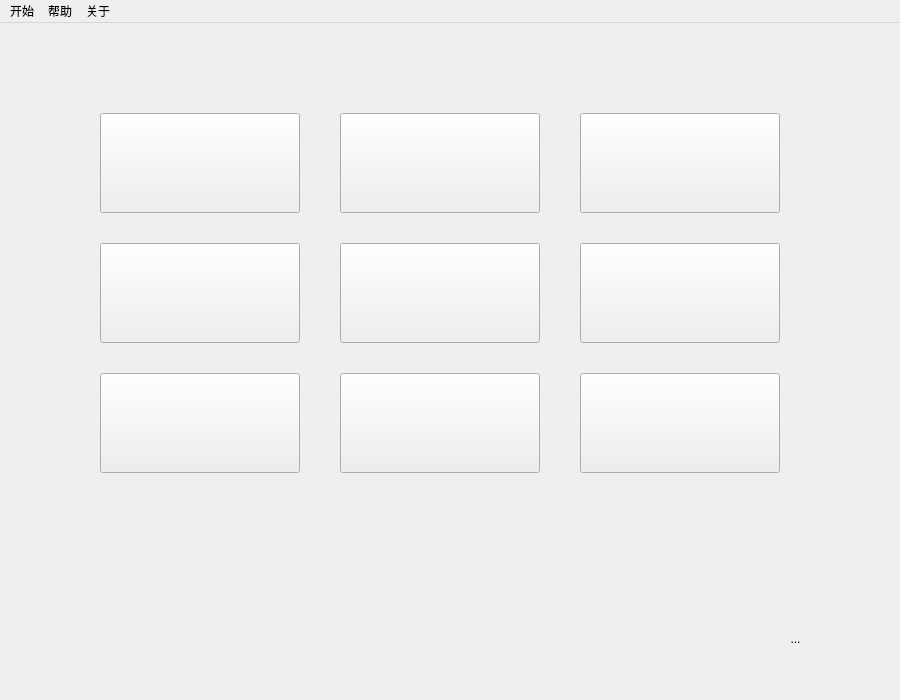
This is tictactoe/Mainsence.ui in protectorjy/QT as Qt 5 draws it before an edit. The edited form follows.
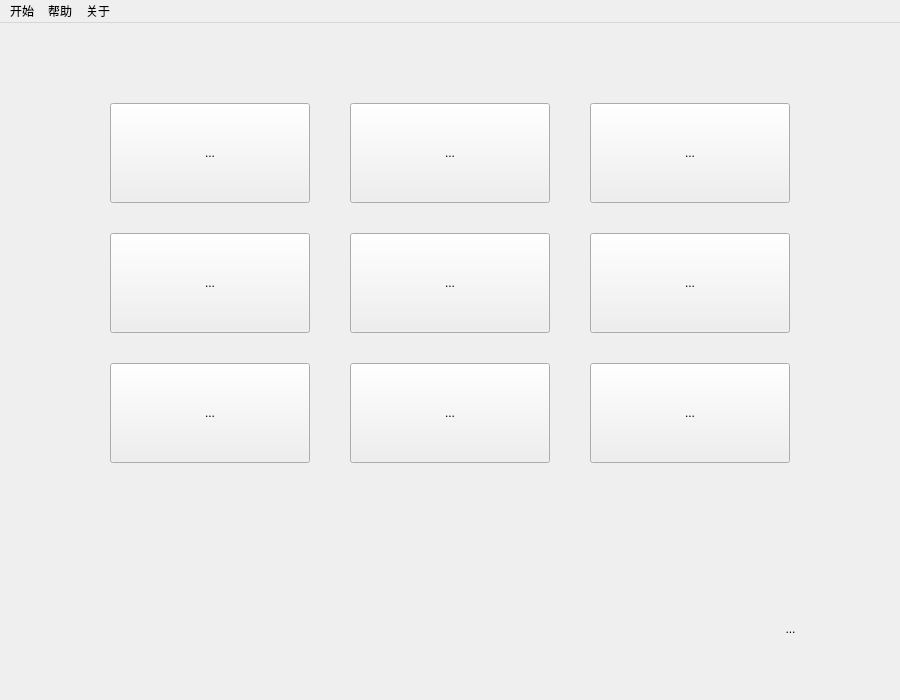
This is the edited form. Icons and pictures are not drawn.

```diff
--- a/tictactoe/Mainsence.ui
+++ b/tictactoe/Mainsence.ui
@@ -17,8 +17,8 @@
    <widget class="QStackedWidget" name="stackedWidget">
     <property name="geometry">
      <rect>
-      <x>0</x>
-      <y>0</y>
+      <x>10</x>
+      <y>-10</y>
       <width>900</width>
       <height>700</height>
      </rect>
@@ -36,7 +36,7 @@
      </size>
     </property>
     <property name="currentIndex">
-     <number>1</number>
+     <number>3</number>
     </property>
     <widget class="QWidget" name="page">
      <widget class="QLabel" name="label">
@@ -385,6 +385,257 @@
       </property>
      </widget>
     </widget>
+    <widget class="QWidget" name="page_3">
+     <widget class="QLabel" name="label_3">
+      <property name="geometry">
+       <rect>
+        <x>10</x>
+        <y>50</y>
+        <width>511</width>
+        <height>61</height>
+       </rect>
+      </property>
+      <property name="text">
+       <string>TextLabel</string>
+      </property>
+     </widget>
+     <widget class="QToolButton" name="toolButton_6">
+      <property name="geometry">
+       <rect>
+        <x>350</x>
+        <y>260</y>
+        <width>191</width>
+        <height>81</height>
+       </rect>
+      </property>
+      <property name="text">
+       <string>...</string>
+      </property>
+      <property name="icon">
+       <iconset resource="Mainsence.qrc">
+        <normaloff>:/new/prefix1/resources1/20211209170340.png</normaloff>:/new/prefix1/resources1/20211209170340.png</iconset>
+      </property>
+      <property name="iconSize">
+       <size>
+        <width>191</width>
+        <height>81</height>
+       </size>
+      </property>
+      <property name="autoRaise">
+       <bool>true</bool>
+      </property>
+     </widget>
+     <widget class="QToolButton" name="toolButton_7">
+      <property name="geometry">
+       <rect>
+        <x>350</x>
+        <y>390</y>
+        <width>191</width>
+        <height>81</height>
+       </rect>
+      </property>
+      <property name="text">
+       <string>...</string>
+      </property>
+      <property name="icon">
+       <iconset resource="Mainsence.qrc">
+        <normaloff>:/new/prefix1/resources1/20211209170421.png</normaloff>:/new/prefix1/resources1/20211209170421.png</iconset>
+      </property>
+      <property name="iconSize">
+       <size>
+        <width>191</width>
+        <height>81</height>
+       </size>
+      </property>
+      <property name="autoRaise">
+       <bool>true</bool>
+      </property>
+     </widget>
+     <widget class="QToolButton" name="toolButton_8">
+      <property name="geometry">
+       <rect>
+        <x>720</x>
+        <y>580</y>
+        <width>151</width>
+        <height>71</height>
+       </rect>
+      </property>
+      <property name="text">
+       <string>...</string>
+      </property>
+      <property name="icon">
+       <iconset resource="Mainsence.qrc">
+        <normaloff>:/new/prefix1/resources1/20211208135604.png</normaloff>:/new/prefix1/resources1/20211208135604.png</iconset>
+      </property>
+      <property name="iconSize">
+       <size>
+        <width>151</width>
+        <height>71</height>
+       </size>
+      </property>
+      <property name="autoRaise">
+       <bool>true</bool>
+      </property>
+     </widget>
+     <widget class="QLabel" name="label_4">
+      <property name="geometry">
+       <rect>
+        <x>590</x>
+        <y>20</y>
+        <width>281</width>
+        <height>271</height>
+       </rect>
+      </property>
+      <property name="text">
+       <string>TextLabel</string>
+      </property>
+     </widget>
+    </widget>
+    <widget class="QWidget" name="page_4">
+     <widget class="QToolButton" name="toolButton_9">
+      <property name="geometry">
+       <rect>
+        <x>100</x>
+        <y>90</y>
+        <width>200</width>
+        <height>100</height>
+       </rect>
+      </property>
+      <property name="text">
+       <string>...</string>
+      </property>
+     </widget>
+     <widget class="QToolButton" name="toolButton_10">
+      <property name="geometry">
+       <rect>
+        <x>340</x>
+        <y>90</y>
+        <width>200</width>
+        <height>100</height>
+       </rect>
+      </property>
+      <property name="text">
+       <string>...</string>
+      </property>
+     </widget>
+     <widget class="QToolButton" name="toolButton_18">
+      <property name="geometry">
+       <rect>
+        <x>580</x>
+        <y>90</y>
+        <width>200</width>
+        <height>100</height>
+       </rect>
+      </property>
+      <property name="text">
+       <string>...</string>
+      </property>
+     </widget>
+     <widget class="QToolButton" name="toolButton_19">
+      <property name="geometry">
+       <rect>
+        <x>100</x>
+        <y>220</y>
+        <width>200</width>
+        <height>100</height>
+       </rect>
+      </property>
+      <property name="text">
+       <string>...</string>
+      </property>
+     </widget>
+     <widget class="QToolButton" name="toolButton_20">
+      <property name="geometry">
+       <rect>
+        <x>340</x>
+        <y>220</y>
+        <width>200</width>
+        <height>100</height>
+       </rect>
+      </property>
+      <property name="text">
+       <string>...</string>
+      </property>
+     </widget>
+     <widget class="QToolButton" name="toolButton_21">
+      <property name="geometry">
+       <rect>
+        <x>340</x>
+        <y>350</y>
+        <width>200</width>
+        <height>100</height>
+       </rect>
+      </property>
+      <property name="text">
+       <string>...</string>
+      </property>
+     </widget>
+     <widget class="QToolButton" name="toolButton_22">
+      <property name="geometry">
+       <rect>
+        <x>100</x>
+        <y>350</y>
+        <width>200</width>
+        <height>100</height>
+       </rect>
+      </property>
+      <property name="text">
+       <string>...</string>
+      </property>
+     </widget>
+     <widget class="QToolButton" name="toolButton_23">
+      <property name="geometry">
+       <rect>
+        <x>580</x>
+        <y>220</y>
+        <width>200</width>
+        <height>100</height>
+       </rect>
+      </property>
+      <property name="text">
+       <string>...</string>
+      </property>
+     </widget>
+     <widget class="QToolButton" name="toolButton_24">
+      <property name="geometry">
+       <rect>
+        <x>580</x>
+        <y>350</y>
+        <width>200</width>
+        <height>100</height>
+       </rect>
+      </property>
+      <property name="text">
+       <string>...</string>
+      </property>
+     </widget>
+     <widget class="QToolButton" name="toolButton_25">
+      <property name="geometry">
+       <rect>
+        <x>720</x>
+        <y>580</y>
+        <width>121</width>
+        <height>71</height>
+       </rect>
+      </property>
+      <property name="text">
+       <string>...</string>
+      </property>
+      <property name="icon">
+       <iconset resource="Mainsence.qrc">
+        <normaloff>:/new/prefix1/resources1/20211208135604.png</normaloff>:/new/prefix1/resources1/20211208135604.png</iconset>
+      </property>
+      <property name="iconSize">
+       <size>
+        <width>121</width>
+        <height>71</height>
+       </size>
+      </property>
+      <property name="autoRaise">
+       <bool>true</bool>
+      </property>
+     </widget>
+    </widget>
    </widget>
   </widget>
   <widget class="QMenuBar" name="menuBar">
```
Left out of the diff: 19 changed lines with no effect on the pictures.
